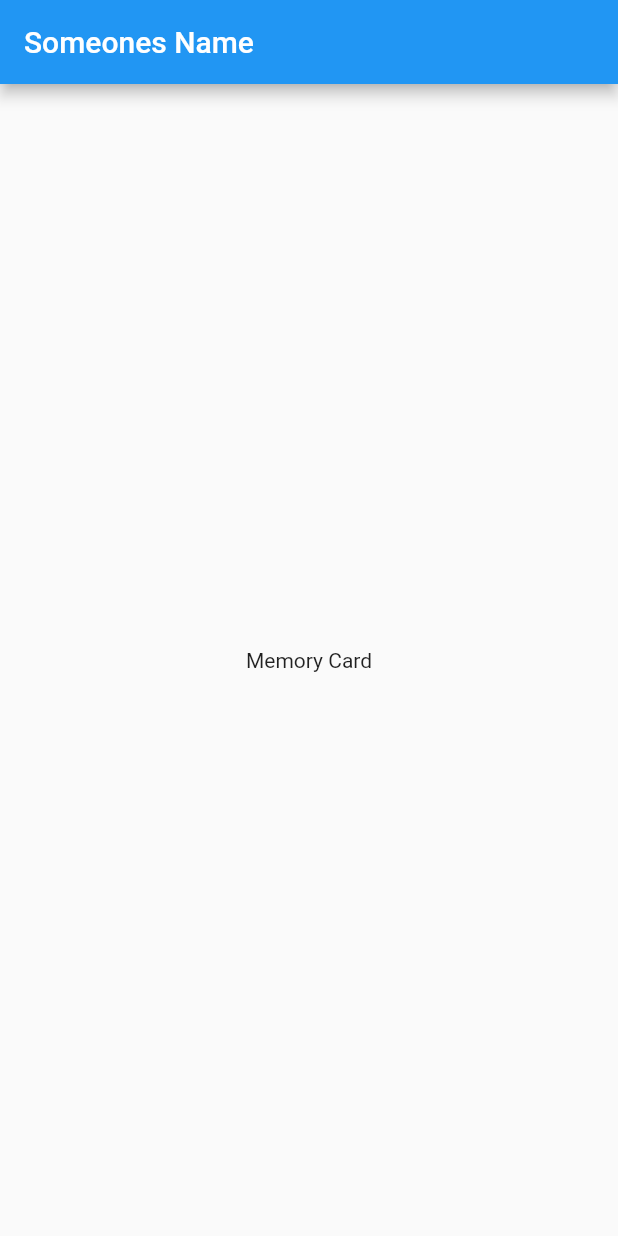
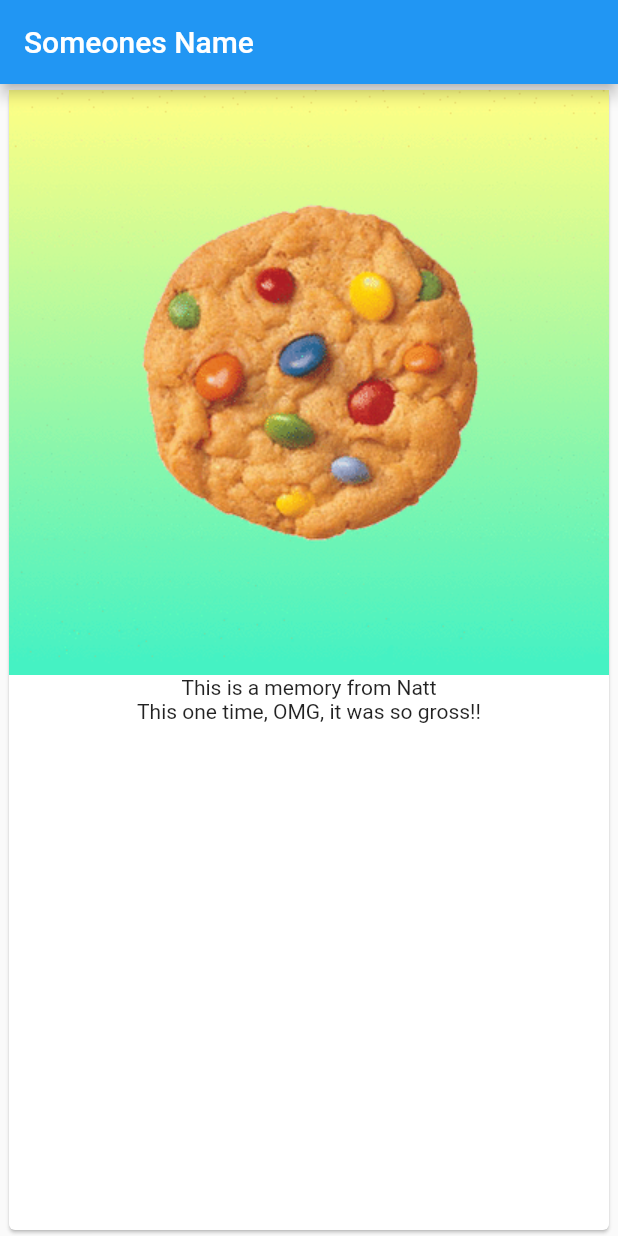
Before and after one commit to nkhthe2nd/Memory, a Flutter app: the screen it shows after launch, on a phone screen of 412 x 824 dp. Run offline on Flutter 3.47's test engine with Material 2 defaults, Android fonts, the phone set to English and light mode, and no system bars.

Commit message:
More work done...

```diff
--- a/lib/main.dart
+++ b/lib/main.dart
@@ -1,4 +1,5 @@
 import 'package:flutter/material.dart';
+import './memory_card.dart';
 
 void main() => runApp(MyApp());
 
@@ -12,7 +13,7 @@ class MyApp extends StatelessWidget {
           title: Text('Someones Name'),
         ),
         body: Center(
-          child: Text('Memory Card'),
+          child: MemoryCard()
         ),
       ),
     );
--- /dev/null
+++ b/lib/memory_card.dart
@@ -0,0 +1,27 @@
+import 'package:flutter/material.dart';
+
+class MemoryCardState extends State<MemoryCard> {
+  String owner = 'Natt';
+  bool badMemory = false;
+  bool goodMemory = false;
+  bool lifeChanging = true;
+  String memory = 'This one time, OMG, it was so gross!!';
+
+  @override
+  Widget build(BuildContext context) {
+    return Card(
+      child: Column(
+        children: <Widget>[
+          Image.asset('assets/cookie.gif'),
+          Text('This is a memory from ' + owner),
+          Text(memory),
+        ],
+      ),
+    );
+  }
+}
+
+class MemoryCard extends StatefulWidget {
+  @override
+  MemoryCardState createState() => MemoryCardState();
+}
--- a/pubspec.yaml
+++ b/pubspec.yaml
@@ -41,9 +41,8 @@ flutter:
   uses-material-design: true
 
   # To add assets to your application, add an assets section, like this:
-  # assets:
-  #  - images/a_dot_burr.jpeg
-  #  - images/a_dot_ham.jpeg
+  assets:
+  - assets/cookie.gif
 
   # An image asset can refer to one or more resolution-specific "variants", see
   # https://flutter.dev/assets-and-images/#resolution-aware.
```
Also changed, not shown: assets/cookie.gif (added), lib/Memory.dart (deleted).
